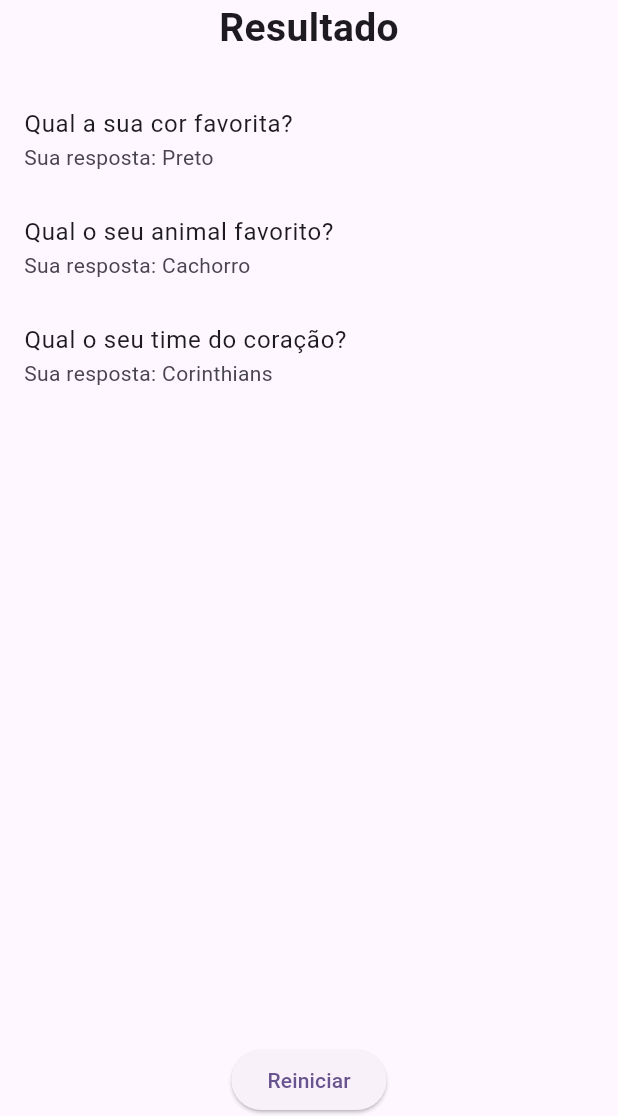
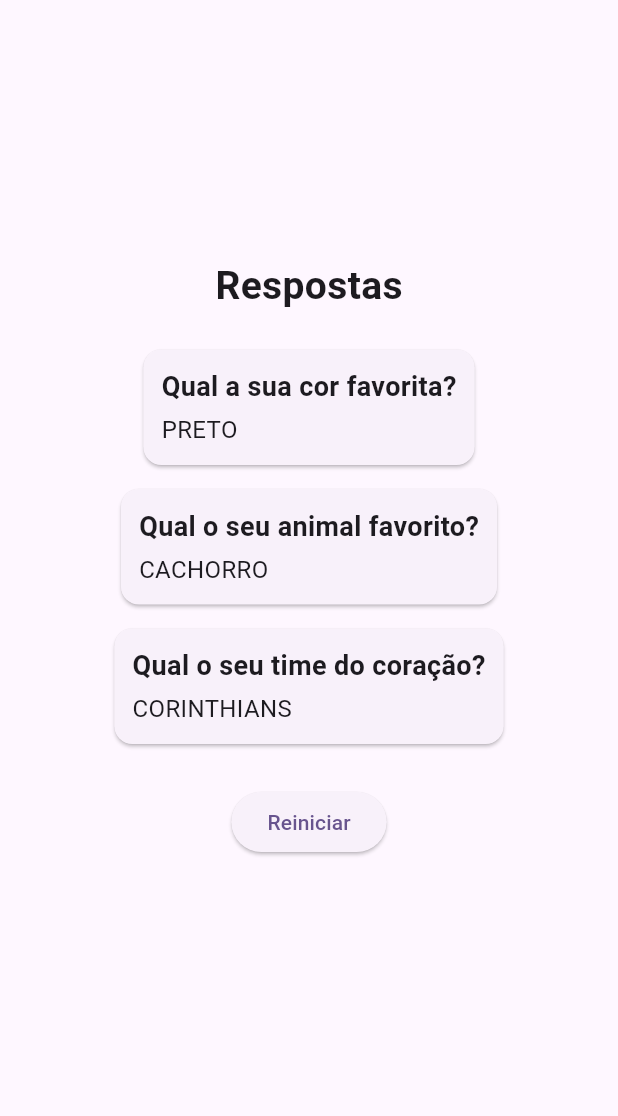
Before and after one commit to Theussousa/Projeto-Flutter, a Flutter app: the screen it shows after launch, after a tap on "Preto", after a tap on "Cachorro", after a tap on "Corinthians", on a phone screen of 412 x 824 dp, the part 120-1236 px from its top. Run offline on Flutter 3.47's test engine with Material 3 defaults, Android fonts, the phone set to English and light mode, and no system bars.

Commit message:
Tela de resultado com lista de respostas e botao reiniciar

```diff
--- /dev/null
+++ b/appfatec/lib/itens.dart
@@ -0,0 +1,39 @@
+import 'package:flutter/material.dart';
+
+class Itens extends StatelessWidget {
+  final String pergunta;
+  final String resposta;
+
+  const Itens({
+    super.key,
+    required this.pergunta,
+    required this.resposta,
+  });
+
+  @override
+  Widget build(BuildContext context) {
+    return Card(
+      margin: const EdgeInsets.symmetric(vertical: 8),
+      child: Padding(
+        padding: const EdgeInsets.all(12.0),
+        child: Column(
+          crossAxisAlignment: CrossAxisAlignment.start,
+          children: [
+            Text(
+              pergunta,
+              style: const TextStyle(
+                fontSize: 18,
+                fontWeight: FontWeight.bold,
+              ),
+            ),
+            const SizedBox(height: 4),
+            Text(
+              resposta.toUpperCase(),
+              style: const TextStyle(fontSize: 16),
+            ),
+          ],
+        ),
+      ),
+    );
+  }
+}
--- a/appfatec/lib/resultado.dart
+++ b/appfatec/lib/resultado.dart
@@ -1,4 +1,6 @@
 import 'package:flutter/material.dart';
+
+import 'itens.dart';
 
 class Resultado extends StatelessWidget {
   final List<Map<String, String>> respostas;
@@ -12,25 +14,20 @@
 
   @override
   Widget build(BuildContext context) {
-    return Column(
+    return SizedBox(
+      width: double.infinity,
+      child: Column(
         mainAxisAlignment: MainAxisAlignment.center,
         children: [
           const Text(
-          'Resultado',
+            'Respostas',
             style: TextStyle(fontSize: 26, fontWeight: FontWeight.bold),
           ),
-        const SizedBox(height: 20),
-        Expanded(
-          child: ListView.builder(
-            shrinkWrap: true,
-            itemCount: respostas.length,
-            itemBuilder: (context, index) {
-              final item = respostas[index];
-              return ListTile(
-                title: Text(item['pergunta'] ?? ''),
-                subtitle: Text('Sua resposta: ${item['resposta'] ?? ''}'),
-              );
-            },
+          const SizedBox(height: 16),
+          ...respostas.map(
+            (resp) => Itens(
+              pergunta: resp['pergunta'] ?? '',
+              resposta: resp['resposta'] ?? '',
             ),
           ),
           const SizedBox(height: 20),
@@ -39,6 +36,7 @@
             child: const Text('Reiniciar'),
           ),
         ],
+      ),
     );
   }
 }
```
Lines whose indentation alone changed are shown as unchanged.
